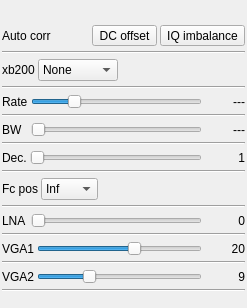
First picture: the form in plugins/samplesource/bladerf/bladerfgui.ui, repository f4exb/sdrangel, before the edit.
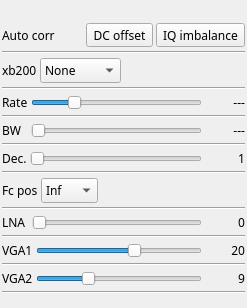
Second picture: the form after the edit. Custom widgets are drawn as their Qt base class.

Commit message: Normalize BladeRF GUI

```diff
--- a/plugins/samplesource/bladerf/bladerfgui.ui
+++ b/plugins/samplesource/bladerf/bladerfgui.ui
@@ -16,6 +16,12 @@
     <verstretch>0</verstretch>
    </sizepolicy>
   </property>
+  <property name="font">
+   <font>
+    <family>Sans Serif</family>
+    <pointsize>9</pointsize>
+   </font>
+  </property>
   <property name="windowTitle">
    <string>BladeRF</string>
   </property>
```
Left out of the diff: 13 changed lines with no effect on the pictures.
